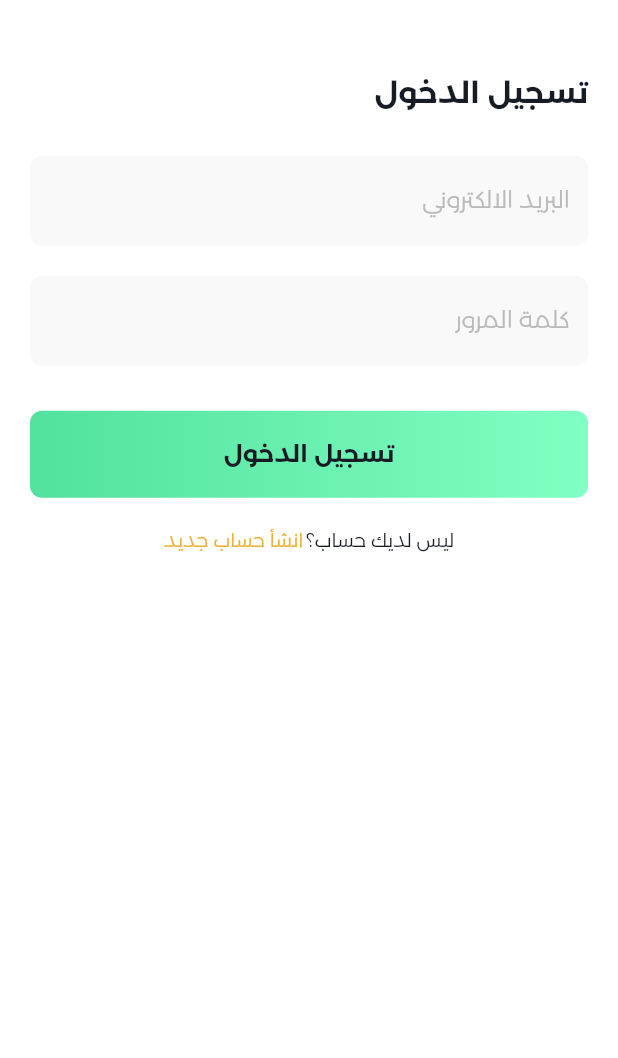
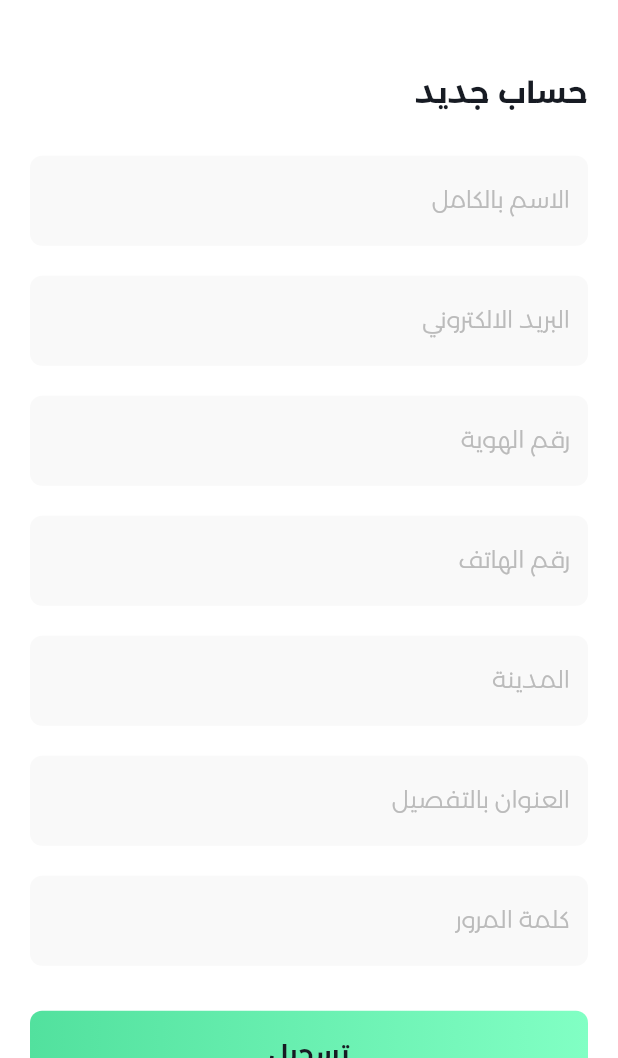
Before and after one commit to mohammad-dc/Fertilizer-Pin, a Flutter app: the screen it shows after launch, on a phone screen of 412 x 824 dp, the part 178-1236 px from its top. Run offline on Flutter 3.47's test engine with Material 2 defaults, Android fonts, the phone set to English and light mode, and no system bars; our stand-ins replace get.

Commit message:
regsiter screen design done 1st

```diff
--- a/lib/main.dart
+++ b/lib/main.dart
@@ -16,7 +16,7 @@ class MyApp extends StatelessWidget {
       theme: ThemeData(
         primarySwatch: Colors.blue,
       ),
-      initialRoute: '/login',
+      initialRoute: '/register',
       getPages: Routes.routes,
     );
   }
--- a/lib/screens/register_screen.dart
+++ b/lib/screens/register_screen.dart
@@ -1,10 +1,116 @@
+import 'package:fertilizer_pin/widgets/Form_Field.dart';
+import 'package:fertilizer_pin/widgets/button.dart';
+import 'package:fertilizer_pin/widgets/logo.dart';
+import 'package:fertilizer_pin/widgets/switch_to_signup.dart';
 import 'package:flutter/material.dart';
+import 'package:fertilizer_pin/widgets/fertilizer_text.dart';
 
 class RegisterScreen extends StatelessWidget {
   const RegisterScreen({Key? key}) : super(key: key);
 
   @override
   Widget build(BuildContext context) {
-    return Scaffold();
+    return Directionality(
+      textDirection: TextDirection.rtl,
+      child: Scaffold(
+        backgroundColor: Colors.white,
+        body: SingleChildScrollView(
+          child: Padding(
+            padding: const EdgeInsets.symmetric(horizontal: 20, vertical: 10),
+            child: Container(
+              child: Column(
+                mainAxisAlignment: MainAxisAlignment.start,
+                crossAxisAlignment: CrossAxisAlignment.start,
+                children: [
+                  SizedBox(
+                    height: 50,
+                  ),
+                  Center(child: const Logo()),
+                  SizedBox(
+                    height: 50,
+                  ),
+                  FertilizerText(
+                    text: 'حساب جديد',
+                    fontSize: 20,
+                  ),
+                  SizedBox(
+                    height: 20,
+                  ),
+                  Padding(
+                    padding: const EdgeInsets.symmetric(vertical: 10),
+                    child: Container(
+                      child: Column(
+                        children: [
+                          FertilizerFormField(
+                            hintText: 'الاسم بالكامل',
+                            keyboardType: TextInputType.text,
+                          ),
+                          SizedBox(
+                            height: 20,
+                          ),
+                          FertilizerFormField(
+                            hintText: 'البريد الالكتروني',
+                            keyboardType: TextInputType.emailAddress,
+                          ),
+                          SizedBox(
+                            height: 20,
+                          ),
+                          FertilizerFormField(
+                            hintText: 'رقم الهوية',
+                            keyboardType: TextInputType.text,
+                          ),
+                          SizedBox(
+                            height: 20,
+                          ),
+                          FertilizerFormField(
+                            hintText: 'رقم الهاتف',
+                            keyboardType: TextInputType.phone,
+                          ),
+                          SizedBox(
+                            height: 20,
+                          ),
+                          FertilizerFormField(
+                            hintText: 'المدينة',
+                            keyboardType: TextInputType.text,
+                          ),
+                          SizedBox(
+                            height: 20,
+                          ),
+                          FertilizerFormField(
+                            hintText: 'العنوان بالتفصيل',
+                            keyboardType: TextInputType.text,
+                          ),
+                          SizedBox(
+                            height: 20,
+                          ),
+                          FertilizerFormField(
+                            hintText: 'كلمة المرور',
+                            keyboardType: TextInputType.text,
+                            obscureText: true,
+                          ),
+                          SizedBox(
+                            height: 30,
+                          ),
+                          FertilizerButton(text: 'تسجيل'),
+                          SizedBox(
+                            height: 40,
+                          ),
+                          FertilizerAuthLink(
+                              staticText: 'لديك حساب بالفعل؟',
+                              linkText: 'دخول'),
+                          SizedBox(
+                            height: 20,
+                          ),
+                        ],
+                      ),
+                    ),
+                  )
+                ],
+              ),
+            ),
+          ),
+        ),
+      ),
+    );
   }
 }
```
